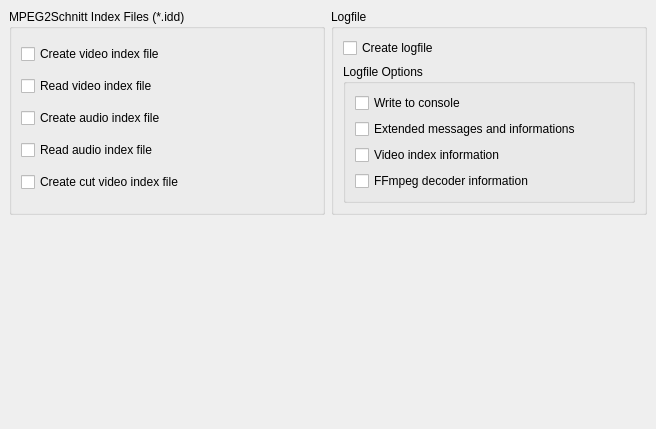
Before: the Qt Designer form ui/ttcutsettingsfiles.ui in MINIXJR/TTCut-ng, drawn with Qt 5.
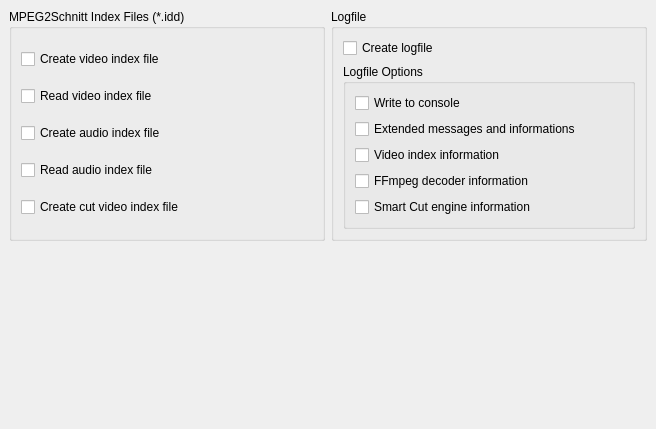
After: the same form once the commit is applied.

Commit message: Gate Smart Cut traces behind logSmartCut TTSettings flag

```diff
--- a/ui/ttcutsettingsfiles.ui
+++ b/ui/ttcutsettingsfiles.ui
@@ -165,6 +165,13 @@
            </property>
           </widget>
          </item>
+         <item row="4" column="0" >
+          <widget class="QCheckBox" name="cbLogPlusSmartCut" >
+           <property name="text" >
+            <string>Smart Cut engine information</string>
+           </property>
+          </widget>
+         </item>
          <item row="1" column="0" >
           <widget class="QCheckBox" name="cbLogExtended" >
            <property name="text" >
```
The commit also changes 5 other files.
